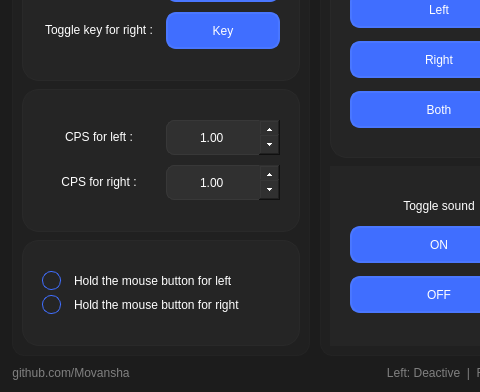
First picture: the form in source/interface.ui, repository Movansha/berry-clicker, before the edit; both pictures show x 0 to 480 and y 88 to 480 of the 570 by 480 pixel window.
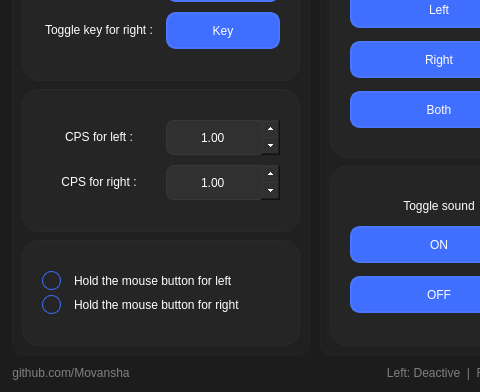
Second picture: the form after the edit. Icons and pictures are not drawn.

The edit to the form file:
```diff
--- a/source/interface.ui
+++ b/source/interface.ui
@@ -382,7 +382,7 @@
          </property>
          <property name="styleSheet">
           <string notr="true">QWidget {background: #252525;}
-#mb_Widget {border: 1 solid #292929; border-radius: 17;}</string>
+#sound_Widget {border: 1 solid #292929; border-radius: 17;}</string>
          </property>
          <layout class="QGridLayout" name="sound_Layout">
           <property name="leftMargin">
@@ -1105,21 +1105,21 @@
 }
 
 QDoubleSpinBox::up-button {
-width: 21;
-height: 21;
+width: 19;
+height: 19;
 subcontrol-origin: border;
 subcontrol-position: top right;
 }
 
 QDoubleSpinBox::down-button {
-width: 21;
-height: 21;
+width: 19;
+height: 19;
 subcontrol-origin: border;
 subcontrol-position: bottom right;
 }
 
 QDoubleSpinBox::focus {
-border: 2 solid #202020;
+border: 2 solid #191919;
 }</string>
             </property>
             <property name="alignment">
@@ -1169,21 +1169,21 @@
 }
 
 QDoubleSpinBox::up-button {
-width: 21;
-height: 21;
+width: 19;
+height: 19;
 subcontrol-origin: border;
 subcontrol-position: top right;
 }
 
 QDoubleSpinBox::down-button {
-width: 21;
-height: 21;
+width: 19;
+height: 19;
 subcontrol-origin: border;
 subcontrol-position: bottom right;
 }
 
 QDoubleSpinBox::focus {
-border: 2 solid #202020;
+border: 2 solid #191919;
 }</string>
             </property>
             <property name="alignment">
```
